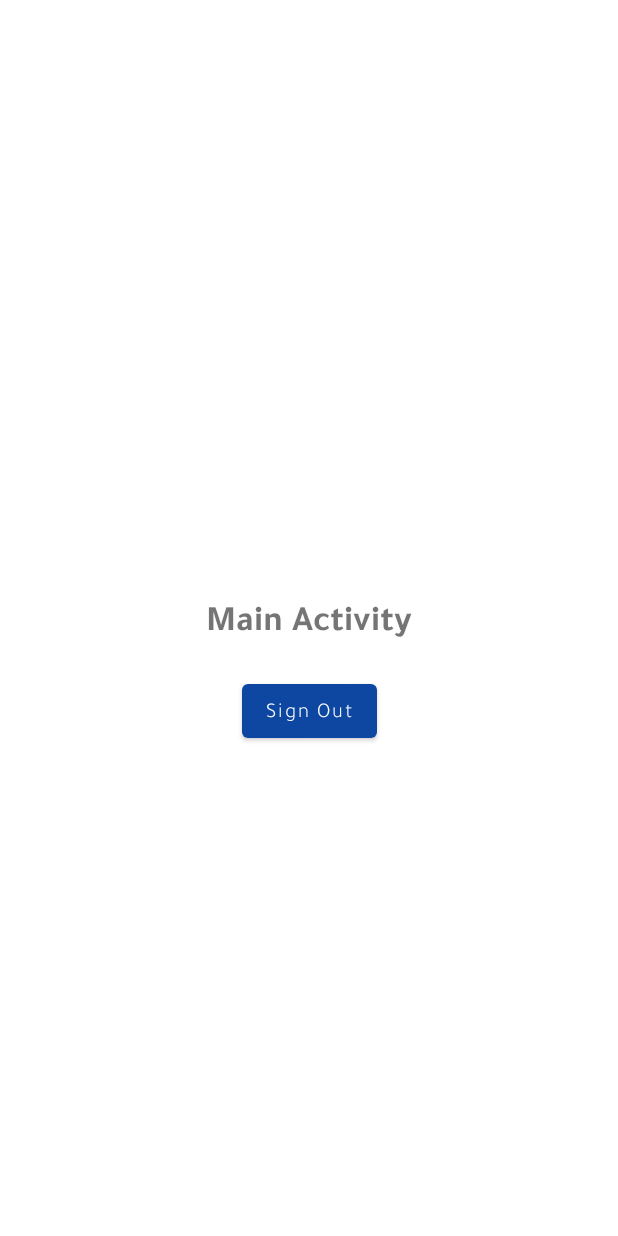
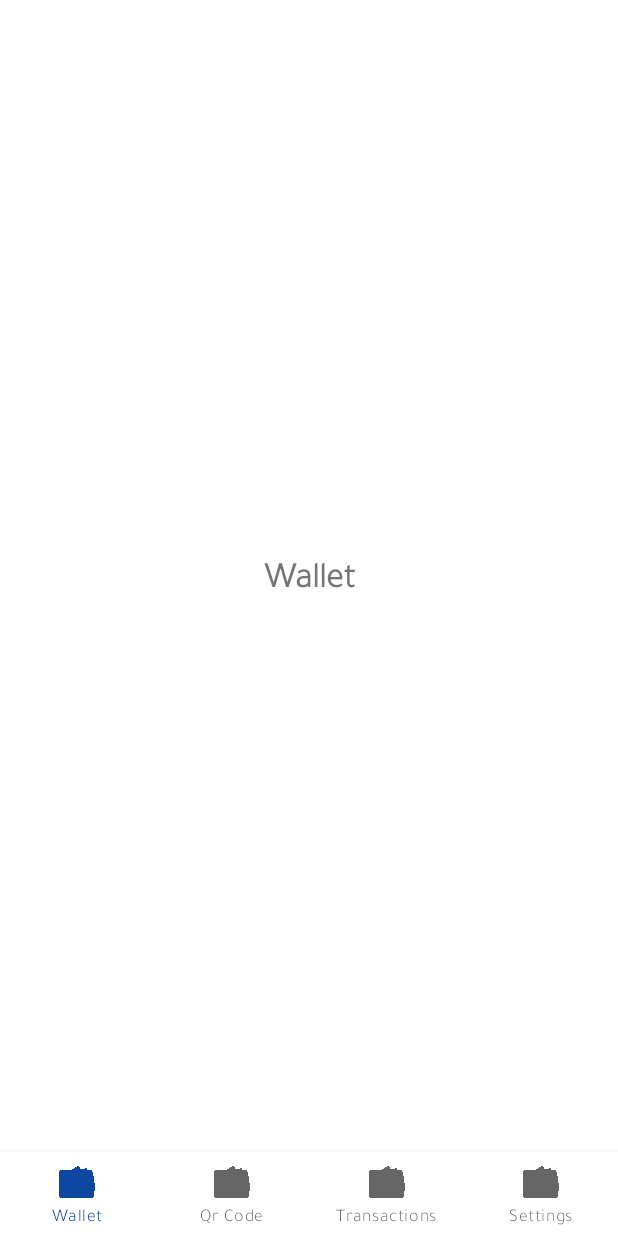
Before and after one commit to Aslmmon/TidoWallet, an Android app: the MainActivity screen opened directly, with no data from a screen before it, on a phone screen of 412 x 824 dp. Run offline under Robolectric (Android 15) with nearby library versions, the light colour scheme and no system bars; our stand-ins replace Firebase (no records; nobody signed in at launch, a user with empty details on screens opened directly), navigation-ui.

Commit message:
- add bottom navigation in Home Activity ..

```diff
--- a/app/src/main/java/com/tidow/tidowallet/features/main/MainActivity.kt
+++ b/app/src/main/java/com/tidow/tidowallet/features/main/MainActivity.kt
@@ -2,6 +2,10 @@ package com.tidow.tidowallet.features.main
 
 import androidx.appcompat.app.AppCompatActivity
 import android.os.Bundle
+import androidx.navigation.NavController
+import androidx.navigation.findNavController
+import androidx.navigation.ui.NavigationUI
+import com.google.android.material.bottomnavigation.BottomNavigationView
 import com.google.android.material.button.MaterialButton
 import com.google.firebase.auth.ktx.auth
 import com.google.firebase.ktx.Firebase
@@ -9,14 +13,18 @@ import com.tidow.tidowallet.R
 import com.tidow.tidowallet.custom.Navigation
 
 class MainActivity : AppCompatActivity() {
+    lateinit var bottomNav: BottomNavigationView
     override fun onCreate(savedInstanceState: Bundle?) {
         super.onCreate(savedInstanceState)
         setContentView(R.layout.activity_main)
-
-        val btn = findViewById<MaterialButton>(R.id.btn_signOut)
-        btn.setOnClickListener {
-            Firebase.auth.signOut()
-            Navigation.goToLoginActivity(this)
-        }
+        bottomNav = findViewById(R.id.bottomNavigationView)
+        val navController = findNavController(R.id.nav_host_fragment)
+        NavigationUI.setupWithNavController(bottomNav, navController)
+//
+//        val btn = findViewById<MaterialButton>(R.id.btn_signOut)
+//        btn.setOnClickListener {
+//            Firebase.auth.signOut()
+//            Navigation.goToLoginActivity(this)
+//        }
     }
 }
--- /dev/null
+++ b/app/src/main/java/com/tidow/tidowallet/features/main/fragments/MoneyFragment.kt
@@ -0,0 +1,26 @@
+package com.tidow.tidowallet.features.main.fragments
+
+import android.os.Bundle
+import androidx.fragment.app.Fragment
+import android.view.LayoutInflater
+import android.view.View
+import android.view.ViewGroup
+import com.tidow.tidowallet.R
+
+
+class MoneyFragment : Fragment() {
+
+    override fun onCreate(savedInstanceState: Bundle?) {
+        super.onCreate(savedInstanceState)
+
+    }
+
+    override fun onCreateView(
+        inflater: LayoutInflater, container: ViewGroup?,
+        savedInstanceState: Bundle?
+    ): View? {
+        // Inflate the layout for this fragment
+        return inflater.inflate(R.layout.fragment_money, container, false)
+    }
+
+}
--- a/app/src/main/res/layout/activity_main.xml
+++ b/app/src/main/res/layout/activity_main.xml
@@ -7,31 +7,29 @@
     tools:context=".features.main.MainActivity">
 
 
-    <TextView
-        android:layout_width="wrap_content"
-        android:layout_height="wrap_content"
-        android:text="Main Activity"
-        android:textSize="24sp"
-        android:id="@+id/tv_main"
-        android:fontFamily="@font/tajawal_bold"
-        app:layout_constraintStart_toStartOf="parent"
+
+    <fragment
+        android:id="@+id/nav_host_fragment"
+        android:name="androidx.navigation.fragment.NavHostFragment"
+        android:layout_width="0dp"
+        android:layout_height="0dp"
+        app:layout_constraintLeft_toLeftOf="parent"
+        app:layout_constraintRight_toRightOf="parent"
         app:layout_constraintTop_toTopOf="parent"
-        app:layout_constraintEnd_toEndOf="parent"
-        app:layout_constraintBottom_toBottomOf="parent"
+        app:layout_constraintBottom_toTopOf="@id/bottomNavigationView"
+        app:defaultNavHost="true"
+        app:navGraph="@navigation/bottom_nav"
         />
 
 
-    <com.google.android.material.button.MaterialButton
-        android:layout_width="wrap_content"
+    <com.google.android.material.bottomnavigation.BottomNavigationView
+        android:id="@+id/bottomNavigationView"
+        android:layout_width="0dp"
         android:layout_height="wrap_content"
-        android:text="@string/sign_out_title"
-
-        android:layout_marginTop="20dp"
-        android:textAllCaps="false"
         app:layout_constraintStart_toStartOf="parent"
+        app:layout_constraintBottom_toBottomOf="parent"
         app:layout_constraintEnd_toEndOf="parent"
-        app:layout_constraintTop_toBottomOf="@id/tv_main"
-        android:id="@+id/btn_signOut"
-        />
-
+        app:itemHorizontalTranslationEnabled="true"
+        app:labelVisibilityMode="labeled"
+        app:menu="@menu/bottom_nav_menu" />
 </androidx.constraintlayout.widget.ConstraintLayout>
--- /dev/null
+++ b/app/src/main/res/layout/fragment_money.xml
@@ -0,0 +1,22 @@
+<?xml version="1.0" encoding="utf-8"?>
+<androidx.constraintlayout.widget.ConstraintLayout xmlns:android="http://schemas.android.com/apk/res/android"
+    xmlns:tools="http://schemas.android.com/tools"
+    android:layout_width="match_parent"
+    android:layout_height="match_parent"
+    xmlns:app="http://schemas.android.com/apk/res-auto"
+    tools:context=".features.main.fragments.MoneyFragment">
+
+    <TextView
+        android:layout_width="wrap_content"
+        android:layout_height="wrap_content"
+        android:text="@string/money"
+        app:layout_constraintStart_toStartOf="parent"
+        app:layout_constraintEnd_toEndOf="parent"
+        android:textSize="24sp"
+        android:textStyle="bold"
+        app:layout_constraintBottom_toBottomOf="parent"
+        app:layout_constraintTop_toTopOf="parent"
+        />
+
+
+</androidx.constraintlayout.widget.ConstraintLayout>
--- /dev/null
+++ b/app/src/main/res/menu/bottom_nav_menu.xml
@@ -0,0 +1,25 @@
+<?xml version="1.0" encoding="utf-8"?>
+<menu xmlns:android="http://schemas.android.com/apk/res/android">
+
+    <item
+        android:id="@+id/money_fragment"
+        android:title="@string/money"
+        android:icon="@drawable/wallet"/>
+
+    <item
+        android:id="@+id/qrCodeFragment"
+        android:title="@string/qr_code_title"
+        android:icon="@drawable/wallet"/>
+
+
+    <item
+        android:id="@+id/trans_fragment"
+        android:title="@string/transactions"
+        android:icon="@drawable/wallet"/>
+
+
+    <item
+        android:id="@+id/settingsFragment"
+        android:title="@string/settings"
+        android:icon="@drawable/wallet"/>
+</menu>
--- /dev/null
+++ b/app/src/main/res/navigation/bottom_nav.xml
@@ -0,0 +1,28 @@
+<?xml version="1.0" encoding="utf-8"?>
+<navigation xmlns:android="http://schemas.android.com/apk/res/android"
+    xmlns:app="http://schemas.android.com/apk/res-auto"
+    xmlns:tools="http://schemas.android.com/tools"
+    android:id="@+id/bottom_nav.xml"
+    app:startDestination="@id/money_fragment">
+
+    <fragment
+        android:id="@+id/money_fragment"
+        android:name="com.tidow.tidowallet.features.main.fragments.MoneyFragment"
+        android:label="fragment_money"
+        tools:layout="@layout/fragment_money" />
+    <fragment
+        android:id="@+id/qrCodeFragment"
+        android:name="com.tidow.tidowallet.features.main.fragments.QrCodeFragment"
+        android:label="fragment_qr_code"
+        tools:layout="@layout/fragment_qr_code" />
+    <fragment
+        android:id="@+id/settingsFragment"
+        android:name="com.tidow.tidowallet.features.main.fragments.SettingsFragment"
+        android:label="fragment_settings"
+        tools:layout="@layout/fragment_settings" />
+    <fragment
+        android:id="@+id/trans_fragment"
+        android:name="com.tidow.tidowallet.features.main.fragments.TransactionsFragment"
+        android:label="fragment_transactions"
+        tools:layout="@layout/fragment_transactions" />
+</navigation>
--- a/app/src/main/res/values/strings.xml
+++ b/app/src/main/res/values/strings.xml
@@ -23,4 +23,10 @@
     <string name="welcome_title">Welcome</string>
     <string name="login_to_continue_title">Login to continue</string>
     <string name="create_account_to_continue_title">Create Account </string>
+    <string name="money">Wallet</string>
+    <string name="qr_code_title">Qr Code</string>
+    <string name="transactions">Transactions</string>
+    <string name="settings">Settings</string>
+    <string name="transactions_here_title">Transactions here</string>
+    <string name="settings_title">Settings</string>
 </resources>
```
Also changed, not shown: app/src/main/java/com/tidow/tidowallet/features/main/fragments/QrCodeFragment.kt (added, +26 -0 lines), app/src/main/java/com/tidow/tidowallet/features/main/fragments/SettingsFragment.kt (added, +26 -0 lines), app/src/main/java/com/tidow/tidowallet/features/main/fragments/TransactionsFragment.kt (added, +23 -0 lines), app/src/main/res/layout/fragment_qr_code.xml (added, +23 -0 lines), app/src/main/res/layout/fragment_settings.xml (added, +22 -0 lines), app/src/main/res/layout/fragment_transactions.xml (added, +23 -0 lines).
